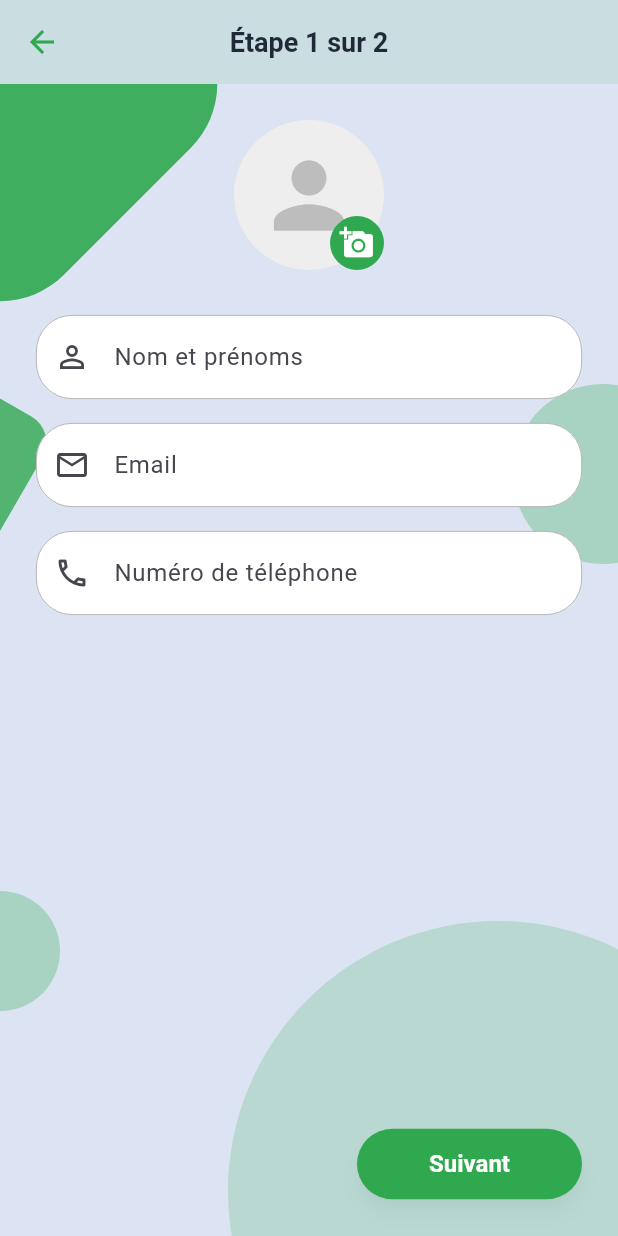
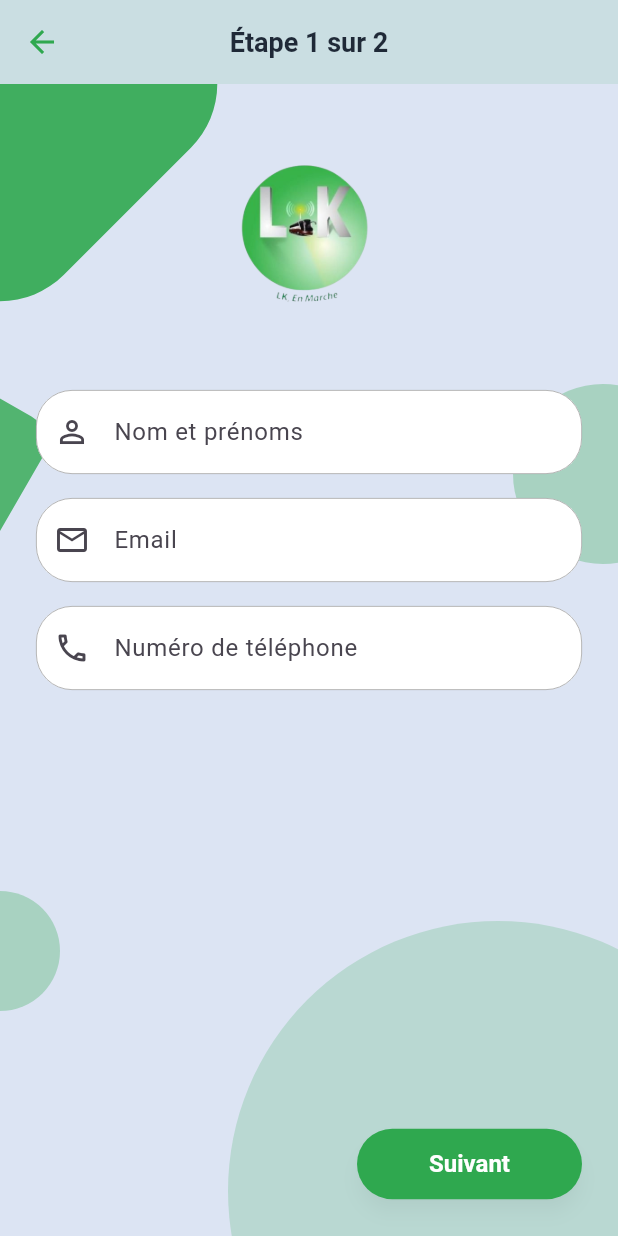
Before and after one commit to Donchaminade/lktrans, a Flutter app: the screen it shows after launch, after a tap on "Inscrivez-vous", on a phone screen of 412 x 824 dp. Run offline on Flutter 3.47's test engine with Material 3 defaults, Android fonts, the phone set to English and light mode, and no system bars; our stand-ins replace dotted_line, go_router, qr_flutter.

Commit message:
mise a jour du splash et du login screen

```diff
--- a/lib/features/auth/presentation/screens/login_screen.dart
+++ b/lib/features/auth/presentation/screens/login_screen.dart
@@ -15,14 +15,14 @@ class LoginScreen extends StatelessWidget {
         children: [
           const GeometricBackground(),
           SafeArea(
-            child: SingleChildScrollView(
-              padding: const EdgeInsets.symmetric(horizontal: 24.0, vertical: 48.0),
+            child: Padding( // Appliquer le padding directement au Column
+              padding: const EdgeInsets.symmetric(horizontal: 24.0, vertical: 32.0),
               child: Column(
                 crossAxisAlignment: CrossAxisAlignment.stretch,
                 children: <Widget>[
-                  const SizedBox(height: 40),
+                  const SizedBox(height: 20), // Réduit
                   Image.asset('assets/images/logo_lk.png', height: 150),
-                  const SizedBox(height: 50),
+                  const SizedBox(height: 20), // Réduit
                   Text(
                     'Bienvenue',
                     textAlign: TextAlign.center,
@@ -34,7 +34,7 @@ class LoginScreen extends StatelessWidget {
                     textAlign: TextAlign.center,
                     style: textTheme.bodyLarge,
                   ),
-                  const SizedBox(height: 40),
+                  const SizedBox(height: 20), // Réduit
                   TextFormField(
                     decoration: const InputDecoration(
                       labelText: 'Email ou N° de téléphone',
@@ -59,7 +59,7 @@ class LoginScreen extends StatelessWidget {
                       child: const Text('Mot de passe oublié ?'),
                     ),
                   ),
-                  const SizedBox(height: 24),
+                  const SizedBox(height: 16), // Réduit
                                 LoadingButton(
                                   onPressed: () async {
                                     // TODO: Implement actual login logic
@@ -67,7 +67,7 @@ class LoginScreen extends StatelessWidget {
                                     context.go('/home');
                                   },
                                   text: 'Connexion',
-                                ),                  const SizedBox(height: 40),
+                                ),                  const SizedBox(height: 16), // Réduit
                   Row(
                     mainAxisAlignment: MainAxisAlignment.center,
                     children: [
--- a/lib/features/auth/presentation/screens/signup_screen.dart
+++ b/lib/features/auth/presentation/screens/signup_screen.dart
@@ -72,32 +72,7 @@ class _SignupScreenState extends State<SignupScreen> {
         child: Column(
           crossAxisAlignment: CrossAxisAlignment.stretch,
           children: [
-            Center(
-              child: Stack(
-                children: [
-                  CircleAvatar(
-                    radius: 50,
-                    backgroundColor: Colors.grey.shade200,
-                    backgroundImage: _isProfilePicSelected ? const AssetImage('assets/images/bus_sample.jpg') : null,
-                    child: !_isProfilePicSelected
-                        ? Icon(Icons.person, size: 70, color: Colors.grey.shade400)
-                        : null,
-                  ),
-                  Positioned(
-                    bottom: 0,
-                    right: 0,
-                    child: InkWell(
-                      onTap: () => setState(() => _isProfilePicSelected = true),
-                      child: CircleAvatar(
-                        radius: 18,
-                        backgroundColor: AppColors.primary,
-                        child: const Icon(Icons.add_a_photo, color: Colors.white, size: 23),
-                      ),
-                    ),
-                  )
-                ],
-              ),
-            ),
+            Image.asset('assets/images/logo_lk.png', height: 150), // Ajout du logo
             const SizedBox(height: 30),
             TextFormField(
               decoration: const InputDecoration(labelText: 'Nom et prénoms', prefixIcon: Icon(Icons.person_outline)),
--- a/lib/features/splash/presentation/screens/splash_screen.dart
+++ b/lib/features/splash/presentation/screens/splash_screen.dart
@@ -2,6 +2,7 @@ import 'dart:async';
 import 'package:flutter/material.dart';
 import 'package:go_router/go_router.dart';
 import 'package:lktrans/core/constants/app_colors.dart';
+import 'package:lktrans/core/widgets/geometric_background.dart'; // Import pour GeometricBackground
 
 class SplashScreen extends StatefulWidget {
   const SplashScreen({super.key});
@@ -20,20 +21,26 @@ class _SplashScreenState extends State<SplashScreen> with SingleTickerProviderSt
     super.initState();
     _controller = AnimationController(
       vsync: this,
-      duration: const Duration(milliseconds: 1500),
+      duration: const Duration(milliseconds: 2000), // Durée ajustée pour une pulsation
     );
 
     _fadeAnimation = Tween<double>(begin: 0.0, end: 1.0).animate(
       CurvedAnimation(parent: _controller, curve: Curves.easeIn),
     );
 
-    _scaleAnimation = Tween<double>(begin: 0.5, end: 1.0).animate(
-      CurvedAnimation(parent: _controller, curve: Curves.easeOutBack),
-    );
+    _scaleAnimation = Tween<double>(begin: 0.8, end: 1.1).animate( // De 0.8 à 1.1
+      CurvedAnimation(parent: _controller, curve: Curves.easeInOut),
+    )..addStatusListener((status) {
+        if (status == AnimationStatus.completed) {
+          _controller.reverse(); // Inverse l'animation à la fin
+        } else if (status == AnimationStatus.dismissed) {
+          _controller.forward(); // Relance l'animation à l'envers
+        }
+      });
 
-    _controller.forward();
+    _controller.forward(); // Démarre l'animation
 
-    Timer(const Duration(seconds: 3), () {
+    Timer(const Duration(seconds: 5), () { // Augmente le délai pour voir l'animation
       if (mounted) {
         context.go('/login');
       }
@@ -49,9 +56,15 @@ class _SplashScreenState extends State<SplashScreen> with SingleTickerProviderSt
   @override
   Widget build(BuildContext context) {
     return Scaffold(
-      backgroundColor: AppColors.primary,
-      body: Center(
-        child: FadeTransition(
+      backgroundColor: Colors.white, // Couleur de fond changée en blanc
+      body: Stack( // Utilisation d'un Stack pour le GeometricBackground
+        children: [
+          const GeometricBackground(), // Ajout du fond géométrique
+          Center(
+            child: Column( // Remplacé par un Column pour le logo et le texte
+              mainAxisAlignment: MainAxisAlignment.center,
+              children: [
+                FadeTransition(
                   opacity: _fadeAnimation,
                   child: ScaleTransition(
                     scale: _scaleAnimation,
@@ -62,6 +75,24 @@ class _SplashScreenState extends State<SplashScreen> with SingleTickerProviderSt
                     ),
                   ),
                 ),
+                const SizedBox(height: 20),
+                FadeTransition(
+                  opacity: _fadeAnimation,
+                  child: ScaleTransition(
+                    scale: _scaleAnimation,
+                    child: Text(
+                      'LK-Trans en Avant',
+                      style: Theme.of(context).textTheme.headlineMedium?.copyWith(
+                            fontWeight: FontWeight.bold,
+                            color: AppColors.primary, // Texte en couleur primaire
+                          ),
+                    ),
+                  ),
+                ),
+              ],
+            ),
+          ),
+        ],
       ),
     );
   }
```
Lines whose indentation alone changed are shown as unchanged.
